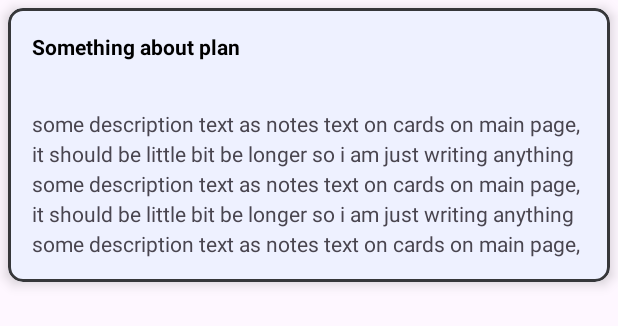
After one commit to Nurislammm21/SpecialToDoListApp, an Android app: the layout todo_list_item.xml on its own in the app's theme, with its tools: preview values and no code run, on a phone screen of 412 x 824 dp. The commit adds this screen. Shown: the top 326 px of the screen. Run offline under Robolectric (Android 15) with nearby library versions, the phone set to English and light mode, and no system bars.

Commit message:
24th commit creating todo_list_item xml and  changed color of theme

```diff
--- /dev/null
+++ b/app/src/main/res/layout/todo_list_item.xml
@@ -0,0 +1,46 @@
+<?xml version="1.0" encoding="utf-8"?>
+<com.google.android.material.card.MaterialCardView
+    xmlns:app="http://schemas.android.com/apk/res-auto"
+    xmlns:android="http://schemas.android.com/apk/res/android"
+    android:layout_width="match_parent"
+    android:layout_height="wrap_content"
+    android:layout_margin="5dp"
+    android:background="@null"
+    app:cardBackgroundColor="?attr/colorPrimary"
+    app:cardCornerRadius="10dp"
+    app:cardElevation="5dp"
+    app:strokeColor="@color/gray"
+    app:strokeWidth="2dp">
+
+<LinearLayout
+    android:layout_width="match_parent"
+    android:layout_height="wrap_content"
+    android:orientation="vertical">
+
+    <com.google.android.material.textview.MaterialTextView
+        android:id="@+id/title_item"
+        android:layout_width="match_parent"
+        android:layout_height="wrap_content"
+        android:text="@string/something_about_plan"
+        android:textStyle="bold"
+        android:textColor="@color/black"
+        android:layout_margin="16dp" />
+
+
+    <com.google.android.material.textview.MaterialTextView
+        android:id="@+id/desc_item"
+        android:layout_width="match_parent"
+        android:layout_height="wrap_content"
+        android:layout_margin="16dp"
+        android:lineSpacingExtra="4dp"
+        android:maxLines="5"
+        android:text="some description text as notes text on cards on main page, it should be little bit be longer so i am just writing anything some description text as notes text on cards on main page, it should be little bit be longer so i am just writing anything some description text as notes text on cards on main page, it should be little bit be longer so i am just writing anything some description text as notes text on cards on main page, it should be little bit be longer so i am just writing anything some description text as notes text on cards on main page, it should be little bit be longer so i am just writing anything some description text as notes text on cards on main page, it should be little bit be longer so i am just writing anything some description text as notes text on cards on main page, it should be little bit be longer so i am just writing anything" />
+
+
+
+
+</LinearLayout>
+
+
+
+</com.google.android.material.card.MaterialCardView>
--- a/app/src/main/res/values/strings.xml
+++ b/app/src/main/res/values/strings.xml
@@ -4,4 +4,5 @@
     <string name="content_description_of_splash_screen">just for splashScreen</string>
     <!-- TODO: Remove or change this placeholder text -->
     <string name="hello_blank_fragment">Hello blank fragment</string>
+    <string name="something_about_plan">Something about plan</string>
 </resources>
--- a/app/src/main/res/values/themes.xml
+++ b/app/src/main/res/values/themes.xml
@@ -3,6 +3,9 @@
     <style name="Base.Theme.JustToDoListPrototypeApp" parent="Theme.Material3.DayNight.NoActionBar">
         <!-- Customize your light theme here. -->
         <!-- <item name="colorPrimary">@color/my_light_primary</item> -->
+        <item name="colorPrimary">@color/light_background</item>
+        <item name="colorPrimaryVariant">@color/light_background</item>
+        <item name="colorOnPrimary">@color/black</item>
     </style>
 
     <style name="Theme.JustToDoListPrototypeApp" parent="Base.Theme.JustToDoListPrototypeApp" />
```
